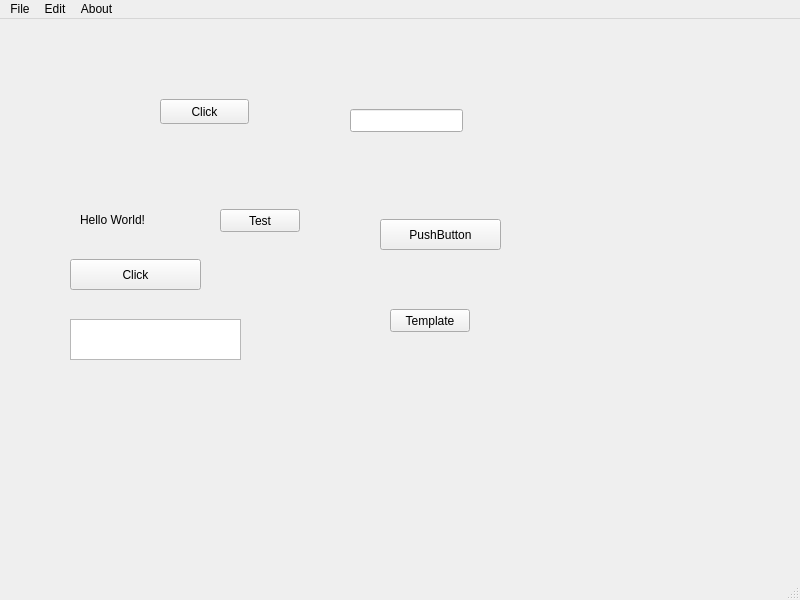
Old version of the form mainwindow.ui in the repository lhf552004/QtCplusplusDemo.
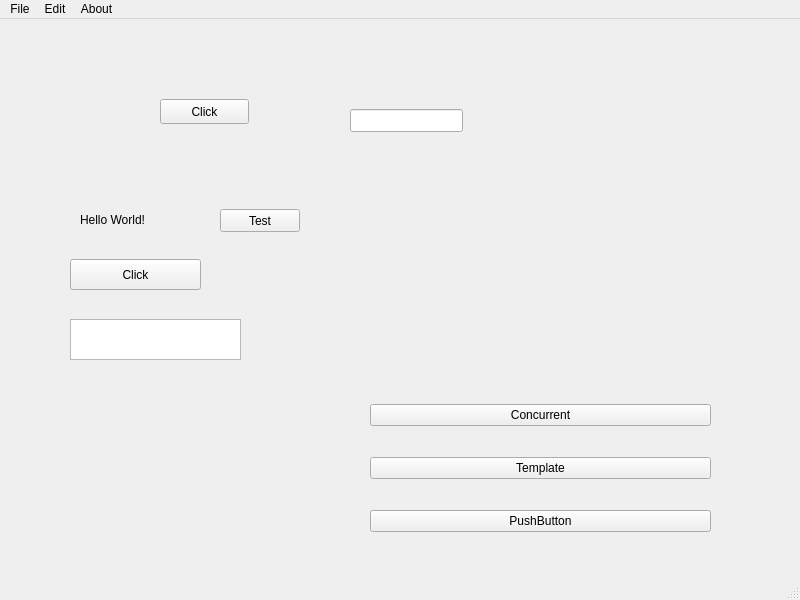
New version of the form.

```diff
--- a/mainwindow.ui
+++ b/mainwindow.ui
@@ -86,31 +86,38 @@
      </rect>
     </property>
    </widget>
-   <widget class="QPushButton" name="watcherButton">
+   <widget class="QWidget" name="gridLayoutWidget">
     <property name="geometry">
      <rect>
-      <x>380</x>
-      <y>200</y>
-      <width>121</width>
-      <height>31</height>
+      <x>370</x>
+      <y>360</y>
+      <width>341</width>
+      <height>181</height>
      </rect>
     </property>
-    <property name="text">
-     <string>PushButton</string>
-    </property>
-   </widget>
-   <widget class="QPushButton" name="templateButton">
-    <property name="geometry">
-     <rect>
-      <x>390</x>
-      <y>290</y>
-      <width>80</width>
-      <height>23</height>
-     </rect>
-    </property>
-    <property name="text">
-     <string>Template</string>
-    </property>
+    <layout class="QGridLayout" name="gridLayout">
+     <item row="1" column="0">
+      <widget class="QPushButton" name="templateButton">
+       <property name="text">
+        <string>Template</string>
+       </property>
+      </widget>
+     </item>
+     <item row="0" column="0">
+      <widget class="QPushButton" name="concurrentButton">
+       <property name="text">
+        <string>Concurrent</string>
+       </property>
+      </widget>
+     </item>
+     <item row="2" column="0">
+      <widget class="QPushButton" name="watcherButton">
+       <property name="text">
+        <string>PushButton</string>
+       </property>
+      </widget>
+     </item>
+    </layout>
    </widget>
   </widget>
   <widget class="QMenuBar" name="menubar">
```
Left out of the diff: 2 changed lines with no effect on the pictures.
